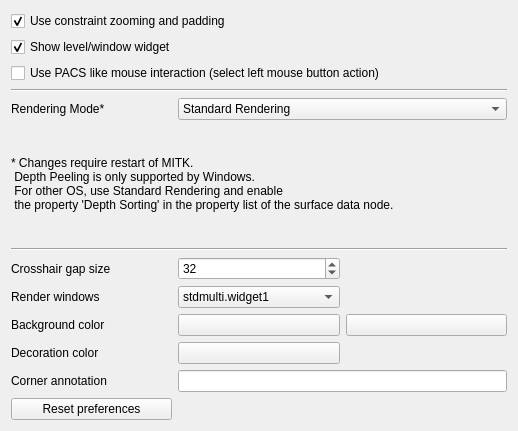
Above: Plugins/org.mitk.gui.qt.stdmultiwidgeteditor/src/internal/QmitkStdMultiWidgetEditorPreferencePage.ui from NifTK/MITK before the change. Below: the same form after it.
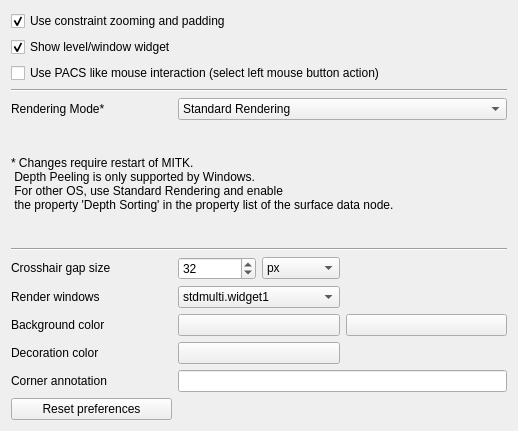
That is the form after the change.

Commit message: Crosshair unit setting added to preference page

The edit to the form file:
```diff
--- a/Plugins/org.mitk.gui.qt.stdmultiwidgeteditor/src/internal/QmitkStdMultiWidgetEditorPreferencePage.ui
+++ b/Plugins/org.mitk.gui.qt.stdmultiwidgeteditor/src/internal/QmitkStdMultiWidgetEditorPreferencePage.ui
@@ -84,13 +84,6 @@
      </property>
     </widget>
    </item>
-   <item row="9" column="1">
-    <widget class="QSpinBox" name="m_CrosshairGapSize">
-     <property name="value">
-      <number>32</number>
-     </property>
-    </widget>
-   </item>
    <item row="8" column="0" colspan="3">
     <widget class="Line" name="line_3">
      <property name="orientation">
@@ -110,6 +103,12 @@
    </item>
    <item row="9" column="0">
     <widget class="QLabel" name="label_9">
+     <property name="sizePolicy">
+      <sizepolicy hsizetype="Preferred" vsizetype="Fixed">
+       <horstretch>0</horstretch>
+       <verstretch>0</verstretch>
+      </sizepolicy>
+     </property>
      <property name="toolTip">
       <string>&lt;html&gt;&lt;head/&gt;&lt;body&gt;&lt;p&gt;The gap in the middle of the crosshair in pixels.&lt;/p&gt;&lt;/body&gt;&lt;/html&gt;</string>
      </property>
@@ -218,6 +217,36 @@
      </property>
     </widget>
    </item>
+   <item row="9" column="1">
+    <layout class="QHBoxLayout" name="horizontalLayout">
+     <item>
+      <widget class="QSpinBox" name="m_CrosshairGapSize">
+       <property name="value">
+        <number>32</number>
+       </property>
+      </widget>
+     </item>
+     <item>
+      <widget class="QComboBox" name="m_CrosshairGapUnit">
+       <item>
+        <property name="text">
+         <string>px</string>
+        </property>
+       </item>
+       <item>
+        <property name="text">
+         <string>mm</string>
+        </property>
+       </item>
+       <item>
+        <property name="text">
+         <string>vx</string>
+        </property>
+       </item>
+      </widget>
+     </item>
+    </layout>
+   </item>
   </layout>
  </widget>
  <resources/>
```
Left out of the diff: 2 changed lines with no effect on the pictures. The commit also changes 2 other files.
